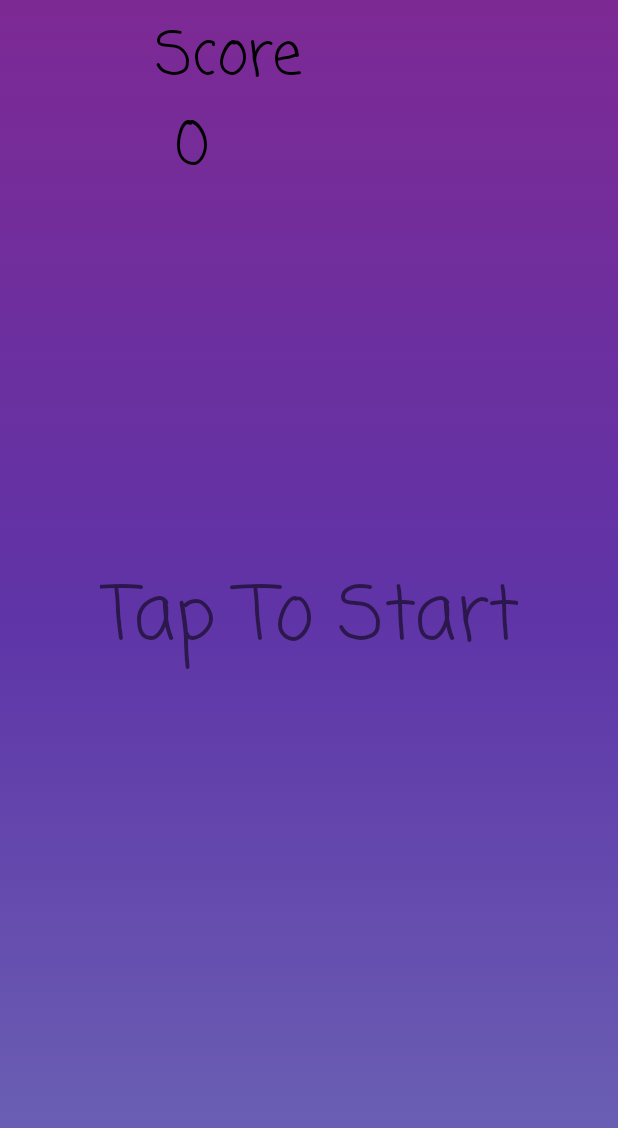
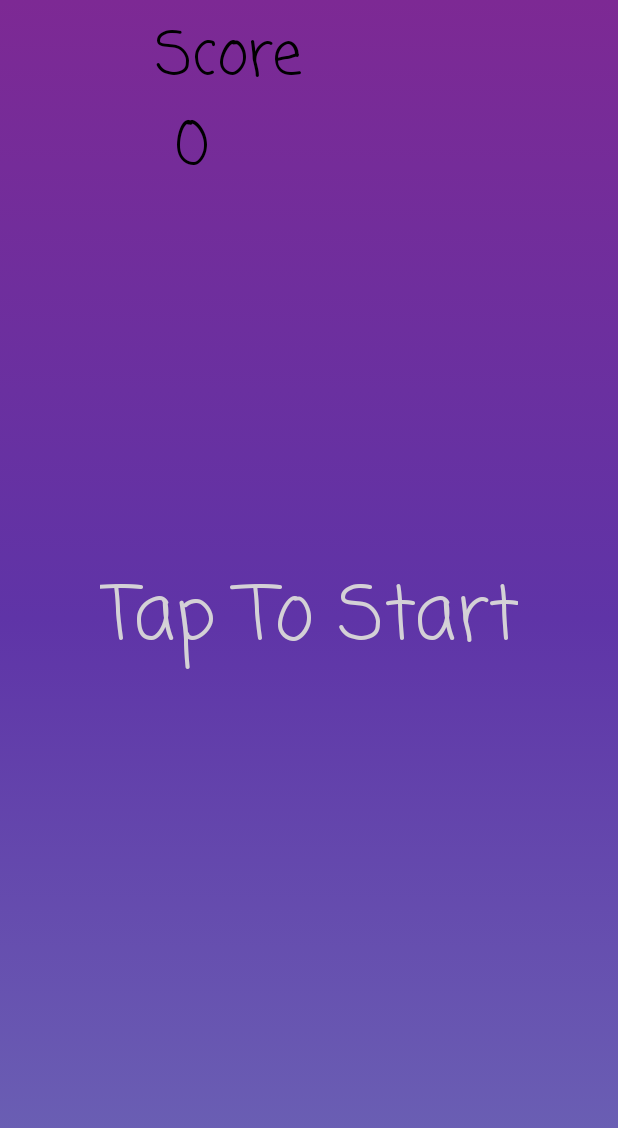
Before and after one commit to smarty0123/TapWinners, an Android app: the PlayActivity screen opened directly, with no data from a screen before it, on a phone screen of 412 x 824 dp. Shown: the top 1128 px of the screen. Run offline under Robolectric (Android 15) with nearby library versions, the phone set to English and light mode, and no system bars; our stand-ins replace ButterKnife, Firebase (no records; nobody signed in at launch, a user with empty details on screens opened directly); libraries missing offline, so code that uses them is left out: com.thunderrise.animations; 2 statements that could not run were skipped.

Commit message:
change text color

```diff
--- a/TapWinners/app/src/main/res/drawable/animation_playing.xml
+++ /dev/null
@@ -1,6 +0,0 @@
-<?xml version="1.0" encoding="utf-8"?>
-<animation-list xmlns:android="http://schemas.android.com/apk/res/android">
-    <item android:drawable="@drawable/tapwinner1" android:duration="50"/>
-    <item android:drawable="@drawable/tapwinner2" android:duration="50"/>
-    <item android:drawable="@drawable/tapwinner3" android:duration="50"/>
-</animation-list>
--- a/TapWinners/app/src/main/res/values/styles.xml
+++ b/TapWinners/app/src/main/res/values/styles.xml
@@ -3,6 +3,7 @@
     <!-- Base application theme. -->
     <style name="AppTheme" parent="Theme.AppCompat.Light.NoActionBar">
         <!-- Customize your theme here. -->
+        <item name="android:textColor">#d4d1d6</item>
         <item name="colorPrimary">@color/colorPrimary</item>
         <item name="colorPrimaryDark">@color/colorPrimaryDark</item>
         <item name="colorAccent">@android:color/background_dark</item>
```
